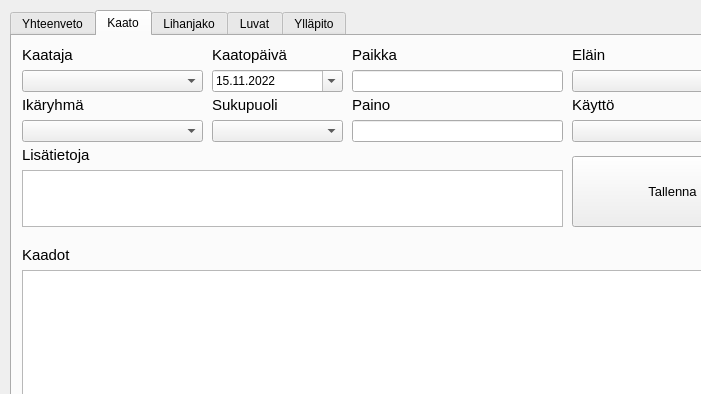
janlevea/hirviporukka, file MultiPageMainWindow.ui: the form before one commit; both pictures show x 0 to 701 and y 0 to 394 of the 804 by 608 pixel window.
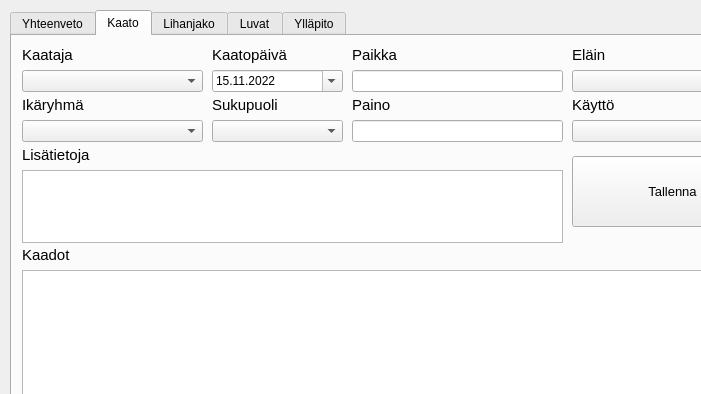
The form after the commit. The open tabs and pages were chosen to show the change.

Commit message: Unknown changes from UI designer

Patch:
```diff
--- a/MultiPageMainWindow.ui
+++ b/MultiPageMainWindow.ui
@@ -155,7 +155,7 @@
         <x>10</x>
         <y>110</y>
         <width>541</width>
-        <height>81</height>
+        <height>97</height>
        </rect>
       </property>
       <layout class="QVBoxLayout" name="verticalLayout_9">
@@ -251,7 +251,7 @@
        </item>
       </layout>
      </widget>
-     <widget class="QWidget" name="">
+     <widget class="QWidget" name="layoutWidget">
       <property name="geometry">
        <rect>
         <x>10</x>
@@ -284,7 +284,7 @@
        </item>
       </layout>
      </widget>
-     <widget class="QWidget" name="">
+     <widget class="QWidget" name="layoutWidget">
       <property name="geometry">
        <rect>
         <x>340</x>
@@ -320,7 +320,7 @@
        </item>
       </layout>
      </widget>
-     <widget class="QWidget" name="">
+     <widget class="QWidget" name="layoutWidget">
       <property name="geometry">
        <rect>
         <x>200</x>
@@ -372,7 +372,7 @@
        </item>
       </layout>
      </widget>
-     <widget class="QWidget" name="">
+     <widget class="QWidget" name="layoutWidget">
       <property name="geometry">
        <rect>
         <x>560</x>
@@ -405,7 +405,7 @@
        </item>
       </layout>
      </widget>
-     <widget class="QWidget" name="">
+     <widget class="QWidget" name="layoutWidget">
       <property name="geometry">
        <rect>
         <x>10</x>
@@ -438,7 +438,7 @@
        </item>
       </layout>
      </widget>
-     <widget class="QWidget" name="">
+     <widget class="QWidget" name="layoutWidget">
       <property name="geometry">
        <rect>
         <x>200</x>
@@ -471,7 +471,7 @@
        </item>
       </layout>
      </widget>
-     <widget class="QWidget" name="">
+     <widget class="QWidget" name="layoutWidget">
       <property name="geometry">
        <rect>
         <x>10</x>
```
Left out of the diff: 2 changed lines with no effect on the pictures. The commit also changes 1 other file.
